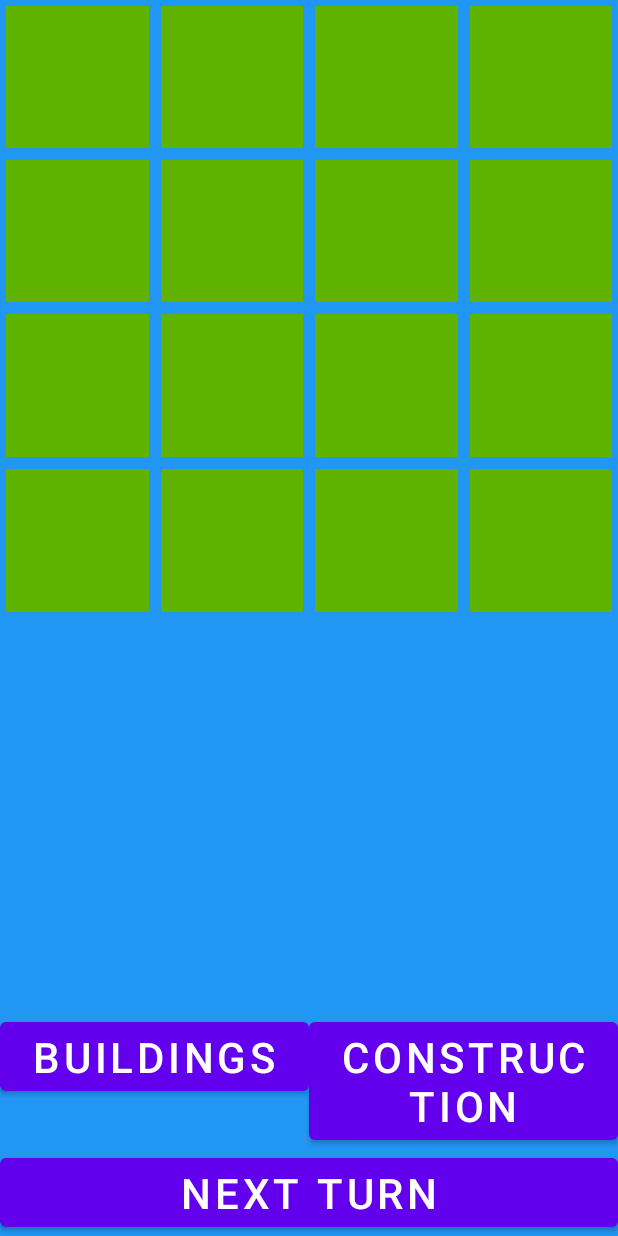
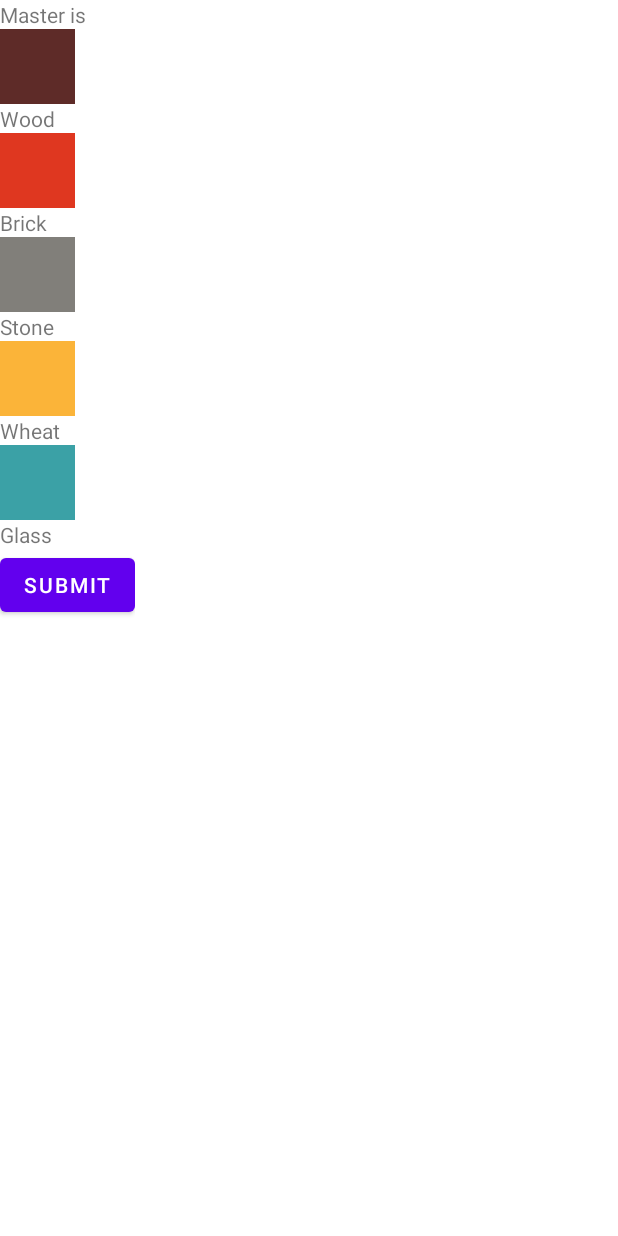
Before and after one commit to Pavital01/TinyTowns, an Android app: the NewGame screen opened directly, with no data from a screen before it, after a tap on "START GAME", on a phone screen of 412 x 824 dp. Run offline under Robolectric (Android 15) with nearby library versions, the phone set to English and light mode, and no system bars.

Commit message:
Added master_choice has views text and to game !No save resource

```diff
--- a/app/src/main/java/com/example/tinytowns/Game.kt
+++ b/app/src/main/java/com/example/tinytowns/Game.kt
@@ -15,10 +15,15 @@ class Game() : AppCompatActivity() {
     val countCells = 16 - 1
     var players = mutableListOf<Player>()
     var actual_player: Player = Player("Default_1")
+    lateinit var master : Player
     var gameBoard: MutableList<View> = mutableListOf()
     lateinit var toNextPlayer: Button
     lateinit var infoPlayer: Button
     lateinit var test: Button
+    lateinit var toGame: Button
+    lateinit var masterInfo: TextView
+    private lateinit var gameView: View
+    private lateinit var masterChoiseView: View
 
     private lateinit var playersNames: Array<String>
 
@@ -33,36 +38,53 @@ class Game() : AppCompatActivity() {
     @SuppressLint("MissingInflatedId", "ResourceAsColor")
     override fun onCreate(savedInstanceState: Bundle?) {
         super.onCreate(savedInstanceState)
-        setContentView(R.layout.activity_game)
+
+        gameView = layoutInflater.inflate(R.layout.activity_game, null)
+        masterChoiseView = layoutInflater.inflate(R.layout.master_choise, null)
 
         playersNames = intent.getSerializableExtra("players") as Array<String>
         var count_players = playersNames.size
-        println("Intend = ${intent.toString()}")
-        println("Count = ${playersNames.size}")
         for (i in 1..count_players) {
             players.add(Player(playersNames[i - 1]))
             players[i - 1].number = i
-//            players[i - 1].field.cells = gameBoard
         }
+
         actual_player = players[0]
+        master = players[0]
+
+        setContentView(masterChoiseView)
+        val masterInfo: TextView? = masterChoiseView.findViewById(R.id.master_info)
+        if (masterInfo != null)
+            masterInfo?.text = "Master is ${actual_player.name}"
+        else println("Nea")
+
+        toGame = masterChoiseView.findViewById(R.id.toGameButton)
+        toGame.setOnClickListener{
+            setContentView(gameView)
+        }
 
 
-        gameBoard.add(findViewById(R.id.cell_1_1))
-        gameBoard.add(findViewById(R.id.cell_1_2))
-        gameBoard.add(findViewById(R.id.cell_1_3))
-        gameBoard.add(findViewById(R.id.cell_1_4))
-        gameBoard.add(findViewById(R.id.cell_2_1))
-        gameBoard.add(findViewById(R.id.cell_2_2))
-        gameBoard.add(findViewById(R.id.cell_2_3))
-        gameBoard.add(findViewById(R.id.cell_2_4))
-        gameBoard.add(findViewById(R.id.cell_3_1))
-        gameBoard.add(findViewById(R.id.cell_3_2))
-        gameBoard.add(findViewById(R.id.cell_3_3))
-        gameBoard.add(findViewById(R.id.cell_3_4))
-        gameBoard.add(findViewById(R.id.cell_4_1))
-        gameBoard.add(findViewById(R.id.cell_4_2))
-        gameBoard.add(findViewById(R.id.cell_4_3))
-        gameBoard.add(findViewById(R.id.cell_4_4))
+
+
+
+//        println("Master and actual_player is ${master == actual_player}")
+
+        gameBoard.add(gameView.findViewById(R.id.cell_1_1))
+        gameBoard.add(gameView.findViewById(R.id.cell_1_2))
+        gameBoard.add(gameView.findViewById(R.id.cell_1_3))
+        gameBoard.add(gameView.findViewById(R.id.cell_1_4))
+        gameBoard.add(gameView.findViewById(R.id.cell_2_1))
+        gameBoard.add(gameView.findViewById(R.id.cell_2_2))
+        gameBoard.add(gameView.findViewById(R.id.cell_2_3))
+        gameBoard.add(gameView.findViewById(R.id.cell_2_4))
+        gameBoard.add(gameView.findViewById(R.id.cell_3_1))
+        gameBoard.add(gameView.findViewById(R.id.cell_3_2))
+        gameBoard.add(gameView.findViewById(R.id.cell_3_3))
+        gameBoard.add(gameView.findViewById(R.id.cell_3_4))
+        gameBoard.add(gameView.findViewById(R.id.cell_4_1))
+        gameBoard.add(gameView.findViewById(R.id.cell_4_2))
+        gameBoard.add(gameView.findViewById(R.id.cell_4_3))
+        gameBoard.add(gameView.findViewById(R.id.cell_4_4))
 
         for (player in players){
             for (i in 0 .. countCells){
@@ -71,24 +93,13 @@ class Game() : AppCompatActivity() {
                 player.field.get(i).background = gameBoard.get(i).background
             }
         }
-//        for (i in gameBoard.indices){
-//            gameBoard[i].background = actual_player.field.cells[i].background
-//        }
 
-//        for (i in gameBoard.indices){
-//            actual_player.field.cells[i].background = gameBoard[i].background
-//        }
-
-        //val playerGameBoard : MutableList<View> = player.field.cells
         val txt: TextView? = findViewById(R.id.info_message)
         if (txt != null)
             txt?.text = actual_player.name
         else println("Nea1")
 
-//        var k = 0
-//        for (i in gameBoard.indices){
-//            gameBoard[i].background = playerGameBoard[i].background
-//        }
+
         for (i in gameBoard) {
             i.setOnClickListener {
                 it.setBackgroundResource(R.color.resource_wood_color)
@@ -96,58 +107,52 @@ class Game() : AppCompatActivity() {
         }
 
         //Listeners
-        toNextPlayer = findViewById(R.id.nextPlayerButton)
+        toNextPlayer = gameView.findViewById(R.id.nextPlayerButton)
         toNextPlayer.setOnClickListener {
             saveBoard()
             actual_player = players[(actual_player.number) % count_players]
             //println("Actual player number ${actual_player.number}")
             loadGame()
-            println("after load")
+//            println("after load")
 
-            //val intent = Intent(this, Game::class.java)
-            //intent.putExtra("next_player", players[(actual_player.number) % count_players])
-//            for (i in actual_player.field.cells.indices) {
-//                actual_player.field.cells[i] = gameBoard[i]
-//            }
-            //startActivity(intent)
         }
-        infoPlayer = findViewById(R.id.infoPlayerButton)
+        infoPlayer = gameView.findViewById(R.id.infoPlayerButton)
         infoPlayer.setOnClickListener {
             val txt: TextView? = findViewById(R.id.info_message)
             if (txt != null)
-                txt?.text = "number : ${actual_player.number} \nName : ${actual_player.name}"
-            else println("!!!!!!!!!!!!!!!!!!!Hui tam!!!!!!!!!!!!!!!!!!!!!!!!!")
+                txt?.text = "number : ${actual_player.number} \nName : ${actual_player.name}${if (master == actual_player) "\nMASTER" else ""}"
+            else println("Nea")
         }
-        test = findViewById(R.id.Buildings)
+        test = gameView.findViewById(R.id.Buildings)
         test.setOnClickListener{
             gameBoard[3].setBackgroundColor(R.color.resource_brick_color)
         }
     }
 
-//    fun editResource(view: View) {
-//        view.setBackgroundResource(R.color.resource_brick_color)
-//    }
 
     fun ediText(view: View) {
-        val txt: TextView? = findViewById(R.id.info_message)
+        val txt: TextView? = gameView.findViewById(R.id.info_message)
         if (txt != null)
             txt?.text = getString(R.string.building_name_abbey)
         else println("Nea")
     }
 
     private fun loadGame(){
-        println("load actualPlayer is ${actual_player.number}")
+//        println("load actualPlayer is ${actual_player.number}")
         loadBoard()
-        val txt: TextView? = findViewById(R.id.info_message)
+        val txt: TextView? = gameView.findViewById(R.id.info_message)
         if (txt != null)
             txt?.text = actual_player.name
         else println("Nea1")
-
+    if (actual_player  == players.last()){
+        println("Master and actual_player is ${master == actual_player}")
+        master = players[(actual_player.number) % players.size]
+    }
 
     }
     private fun saveBoard(){
         if (actual_player.field.size == 0){
-            println("saveBoard null")
+//            println("saveBoard null")
             for (i in 0..countCells){
                 val view = View(this)
                 actual_player.field.add(view)
@@ -155,14 +160,14 @@ class Game() : AppCompatActivity() {
             }
         }
         else{
-            println("saveBoard noNull")
+//            println("saveBoard noNull")
             for (i in 0..countCells)
                 actual_player.field.get(i).background = gameBoard.get(i).background
         }
     }
     private fun loadBoard(){
         if (actual_player.field.size == 0){
-            println("loadBoard null")
+//            println("loadBoard null")
             for (i in 0..countCells){
                 val view = View(this)
                 actual_player.field.add(view)
@@ -171,13 +176,8 @@ class Game() : AppCompatActivity() {
         }
         for (i in 0..countCells) {
             val yellowColor = Color.argb(255, 255, 255, 0)
-            //view.background = ColorDrawable(yellowColor)
-            //print("I = $i gameBoard (${gameBoard.get(i).background.toString()}) background (${background.toString()})")
             gameBoard.get(i).background = actual_player.field.get(i).background
 
-//            val fillColor = background.fillColor
-//            color = background.getFillColor
-//            gameBoard.get(i).setBackgroundColor(color)
         }
     }
 }
--- a/app/src/main/java/com/example/tinytowns/Player.kt
+++ b/app/src/main/java/com/example/tinytowns/Player.kt
@@ -2,7 +2,7 @@ package com.example.tinytowns
 
 import android.view.View
 
-class Player() : java.io.Serializable{
+class Player() : Cloneable{
     lateinit var name: String
     var number : Int
 
@@ -15,5 +15,11 @@ class Player() : java.io.Serializable{
     constructor(name : String) : this() {
         this.name = name
     }
-//    val field: Field()
+    public override fun clone(): Player {
+        val newPlayer = Player()
+        newPlayer.name = name
+        newPlayer.number = number
+        newPlayer.field = field.toList() as MutableList<View>
+        return newPlayer
+    }
 }
--- /dev/null
+++ b/app/src/main/res/layout/master_choise.xml
@@ -0,0 +1,84 @@
+<?xml version="1.0" encoding="utf-8"?>
+<androidx.constraintlayout.widget.ConstraintLayout xmlns:android="http://schemas.android.com/apk/res/android"
+    xmlns:app="http://schemas.android.com/apk/res-auto"
+    xmlns:tools="http://schemas.android.com/tools"
+    android:layout_width="match_parent"
+    android:layout_height="match_parent">
+    <TextView
+        android:id="@+id/master_info"
+        android:layout_width="wrap_content"
+        android:layout_height="wrap_content"
+        android:text="TEST"
+
+        tools:ignore="MissingConstraints"
+        />
+
+    <LinearLayout
+        android:layout_width="wrap_content"
+        android:layout_height="wrap_content"
+        android:orientation="vertical"
+        app:layout_constraintTop_toBottomOf="@+id/master_info"
+
+        tools:ignore="MissingConstraints">
+
+        <View
+            style="@style/master_choice_cell"
+            android:background="@color/resource_wood_color" />
+
+        <TextView
+            android:layout_width="wrap_content"
+            android:layout_height="wrap_content"
+            android:text="@string/resource_wood_name" />
+
+        <View
+            style="@style/master_choice_cell"
+            android:background="@color/resource_brick_color"
+
+            />
+
+        <TextView
+            android:layout_width="wrap_content"
+            android:layout_height="wrap_content"
+            android:text="@string/resource_brick_name" />
+
+        <View
+            style="@style/master_choice_cell"
+            android:background="@color/resource_stone_color"
+
+            />
+
+        <TextView
+            android:layout_width="wrap_content"
+            android:layout_height="wrap_content"
+            android:text="@string/resource_stone_name" />
+
+        <View
+            style="@style/master_choice_cell"
+            android:background="@color/resource_wheat_color"
+
+            />
+
+        <TextView
+            android:layout_width="wrap_content"
+            android:layout_height="wrap_content"
+            android:text="@string/resource_wheat_name" />
+
+        <View
+            style="@style/master_choice_cell"
+            android:background="@color/resource_glass_color"
+
+            />
+
+        <TextView
+            android:layout_width="wrap_content"
+            android:layout_height="wrap_content"
+            android:text="@string/resource_glass_name" />
+
+        <Button
+            android:id="@+id/toGameButton"
+            android:layout_width="wrap_content"
+            android:layout_height="wrap_content"
+            android:text="submit" />
+
+    </LinearLayout>
+</androidx.constraintlayout.widget.ConstraintLayout>
--- a/app/src/main/res/values/styles.xml
+++ b/app/src/main/res/values/styles.xml
@@ -6,6 +6,10 @@
         <item name="android:layout_columnWeight">1</item>
         <item name="android:layout_rowWeight">1</item>
         <item name="android:background">@drawable/cell_game_example_border</item>
+    </style>
+    <style name="master_choice_cell">
+        <item name="android:layout_width">50dp</item>
+        <item name="android:layout_height">50dp</item>
 
     </style>
 </resources>
```
